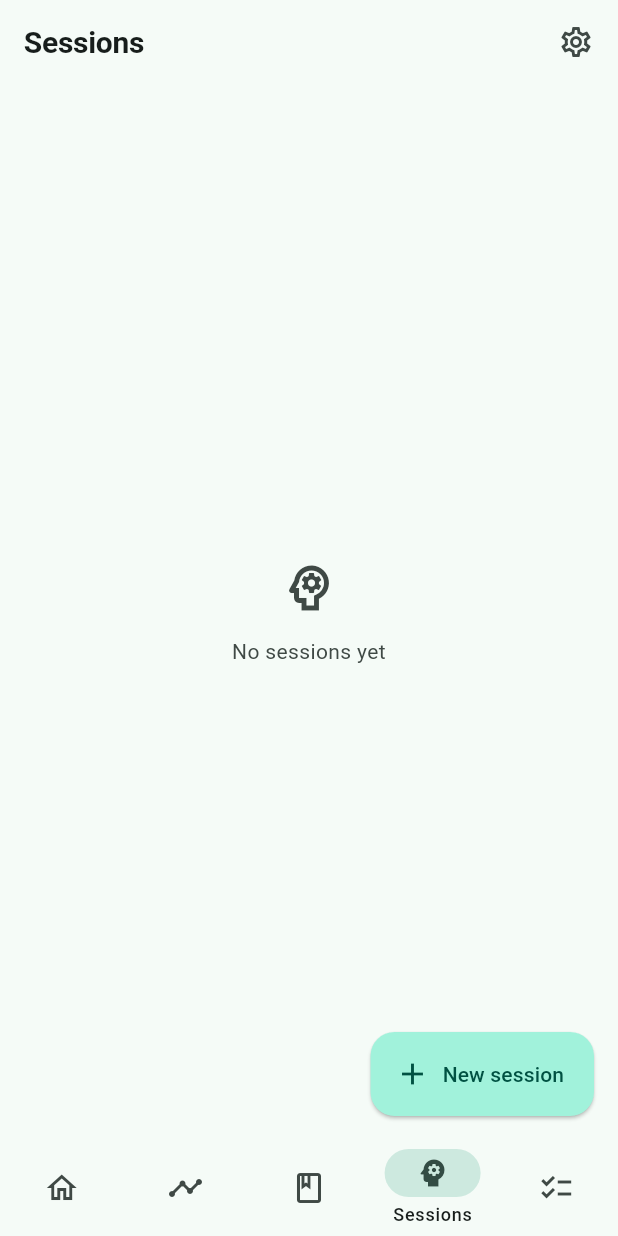
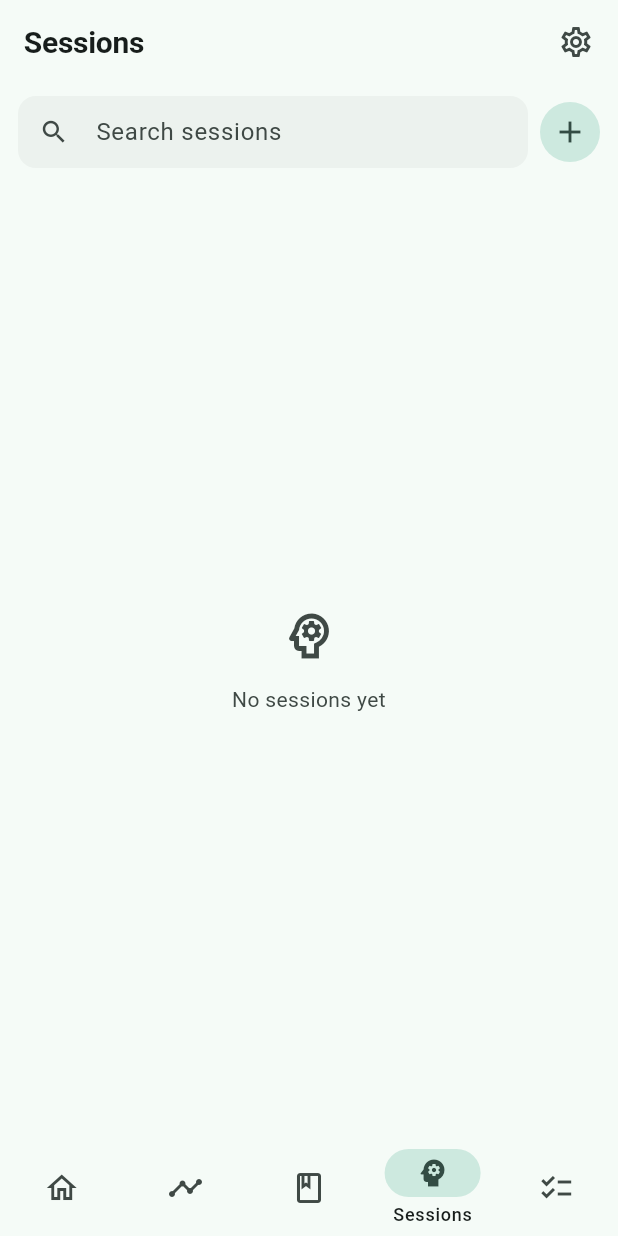
Before and after one commit to iezappa/alveoapp, a Flutter app: the screen it shows after launch, item 4 of the bottom bar chosen, on a phone screen of 412 x 824 dp. Run offline on Flutter 3.47's test engine with Material 3 defaults, Android fonts, the light colour scheme and no system bars; our stand-ins replace drift, flutter_riverpod, go_router; missing offline and left inert: file_selector; accounts and stored records are empty; generated files the repository leaves out were written again.

Commit message:
feat: master-detail layout for sessions
Introduce a shared MasterDetailShell and RecordListPane, and rebuild the
sessions screen on them: on wide windows the session list sits beside a
read-only preview with an Edit hand-off to the full editor; narrow
windows keep the single-pane list that pushes the editor. Search and a
"+" button now live above the list. Pilot for the other content
sections.

```diff
--- a/apps/client/lib/app/router.dart
+++ b/apps/client/lib/app/router.dart
@@ -11,7 +11,7 @@ import '../features/journal/journal_section_screen.dart';
 import '../features/motivation/library_screen.dart';
 import '../features/search/search_screen.dart';
 import '../features/sessions/session_editor_screen.dart';
-import '../features/sessions/session_list_screen.dart';
+import '../features/sessions/sessions_screen.dart';
 import '../features/settings/settings_screen.dart';
 import '../features/tasks/task_editor_screen.dart';
 import '../features/tasks/task_list_screen.dart';
@@ -63,7 +63,7 @@ final routerProvider = Provider<GoRouter>((ref) {
             routes: [
               GoRoute(
                 path: '/sessions',
-                builder: (context, state) => const SessionListScreen(),
+                builder: (context, state) => const SessionsScreen(),
               ),
             ],
           ),
--- a/apps/client/lib/features/sessions/session_list_screen.dart
+++ /dev/null
@@ -1,119 +0,0 @@
-import 'package:flutter/material.dart';
-import 'package:flutter_riverpod/flutter_riverpod.dart';
-import 'package:go_router/go_router.dart';
-import 'package:intl/intl.dart';
-
-import '../../app/theme.dart';
-import '../../app/ui.dart';
-import '../../data/local/database.dart';
-import '../../l10n/app_localizations.dart';
-import 'session_providers.dart';
-
-class SessionListScreen extends ConsumerWidget {
-  const SessionListScreen({super.key});
-
-  @override
-  Widget build(BuildContext context, WidgetRef ref) {
-    final l10n = AppLocalizations.of(context);
-    final sessions = ref.watch(sessionListProvider);
-
-    return Scaffold(
-      appBar: AppBar(
-        title: Text(l10n.navSessions),
-        actions: [
-          IconButton(
-            icon: const Icon(Icons.settings_outlined),
-            onPressed: () => context.push('/settings'),
-            tooltip: l10n.navSettings,
-          ),
-          const SizedBox(width: 4),
-        ],
-      ),
-      body: sessions.when(
-        loading: () => const Center(child: CircularProgressIndicator()),
-        error: (e, _) => Center(child: Text('$e')),
-        data: (items) {
-          if (items.isEmpty) {
-            return EmptyState(
-              icon: Icons.psychology_outlined,
-              message: l10n.sessionsEmpty,
-            );
-          }
-
-          final now = DateTime.now();
-          final upcoming = items
-              .where((s) => !s.scheduledFor.isBefore(now))
-              .toList();
-          final past = items.where((s) => s.scheduledFor.isBefore(now)).toList()
-            ..sort((a, b) => b.scheduledFor.compareTo(a.scheduledFor));
-
-          return RefreshIndicator(
-            onRefresh: () async => ref.invalidate(sessionListProvider),
-            child: Align(
-              alignment: Alignment.topCenter,
-              child: ConstrainedBox(
-                constraints: const BoxConstraints(maxWidth: kContentMaxWidth),
-                child: ListView(
-                  padding: const EdgeInsets.fromLTRB(
-                    kGutter,
-                    kGutter,
-                    kGutter,
-                    8,
-                  ),
-                  children: [
-                    if (upcoming.isNotEmpty) ...[
-                      SectionLabel(l10n.sessionsUpcoming),
-                      ...upcoming.map((s) => _SessionTile(session: s)),
-                    ],
-                    if (past.isNotEmpty) ...[
-                      if (upcoming.isNotEmpty) const SizedBox(height: 20),
-                      SectionLabel(l10n.sessionsPast),
-                      ...past.map((s) => _SessionTile(session: s)),
-                    ],
-                  ],
-                ),
-              ),
-            ),
-          );
-        },
-      ),
-      floatingActionButton: FloatingActionButton.extended(
-        heroTag: null,
-        onPressed: () => context.push('/sessions/new'),
-        icon: const Icon(Icons.add),
-        label: Text(l10n.newSession),
-      ),
-    );
-  }
-}
-
-class _SessionTile extends StatelessWidget {
-  const _SessionTile({required this.session});
-
-  final Session session;
-
-  @override
-  Widget build(BuildContext context) {
-    final scheme = Theme.of(context).colorScheme;
-    final locale = Localizations.localeOf(context).toString();
-    final day = DateFormat.yMMMMEEEEd(locale).format(session.scheduledFor);
-    final time = DateFormat.jm(locale).format(session.scheduledFor);
-    final agenda = session.agendaMarkdown?.trim();
-
-    return ListTile(
-      leading: CircleAvatar(
-        backgroundColor: scheme.secondaryContainer,
-        foregroundColor: scheme.onSecondaryContainer,
-        child: const Icon(Icons.psychology_outlined, size: 20),
-      ),
-      title: Text(day, maxLines: 1, overflow: TextOverflow.ellipsis),
-      subtitle: Text(
-        agenda == null || agenda.isEmpty ? time : '$time  ·  $agenda',
-        maxLines: 2,
-        overflow: TextOverflow.ellipsis,
-      ),
-      trailing: const Icon(Icons.chevron_right, size: 20),
-      onTap: () => context.push('/sessions/${session.id}'),
-    );
-  }
-}
--- a/apps/client/lib/features/sessions/session_providers.dart
+++ b/apps/client/lib/features/sessions/session_providers.dart
@@ -7,3 +7,14 @@ import '../../data/providers.dart';
 final sessionListProvider = FutureProvider<List<Session>>((ref) {
   return ref.watch(sessionRepositoryProvider).getAll();
 });
+
+/// One session by id, resolved from [sessionListProvider] so it refreshes with
+/// the same invalidation. `null` while the list loads or if the id is gone.
+final sessionByIdProvider = Provider.family<Session?, String>((ref, id) {
+  final sessions =
+      ref.watch(sessionListProvider).asData?.value ?? const <Session>[];
+  for (final session in sessions) {
+    if (session.id == id) return session;
+  }
+  return null;
+});
--- /dev/null
+++ b/apps/client/lib/features/sessions/sessions_screen.dart
@@ -0,0 +1,157 @@
+import 'package:flutter/material.dart';
+import 'package:flutter_riverpod/flutter_riverpod.dart';
+import 'package:go_router/go_router.dart';
+import 'package:intl/intl.dart';
+
+import '../../app/ui.dart';
+import '../../data/local/database.dart';
+import '../../l10n/app_localizations.dart';
+import '../shared/master_detail_shell.dart';
+import 'session_preview.dart';
+import 'session_providers.dart';
+
+/// Sessions as a master-detail screen: the list of sessions on the left, a
+/// read-only preview of the selected one on the right (wide windows only).
+class SessionsScreen extends ConsumerStatefulWidget {
+  const SessionsScreen({super.key});
+
+  @override
+  ConsumerState<SessionsScreen> createState() => _SessionsScreenState();
+}
+
+class _SessionsScreenState extends ConsumerState<SessionsScreen> {
+  final _search = TextEditingController();
+  String? _selectedId;
+
+  @override
+  void dispose() {
+    _search.dispose();
+    super.dispose();
+  }
+
+  void _open(String id) {
+    if (MasterDetailShell.isWide(context)) {
+      setState(() => _selectedId = id);
+    } else {
+      context.push('/sessions/$id');
+    }
+  }
+
+  List<Session> _filter(List<Session> all) {
+    final query = _search.text.trim().toLowerCase();
+    if (query.isEmpty) return all;
+    bool has(String? s) => (s ?? '').toLowerCase().contains(query);
+    return all
+        .where(
+          (s) =>
+              has(s.agendaMarkdown) ||
+              has(s.notesMarkdown) ||
+              has(s.takeawaysMarkdown),
+        )
+        .toList();
+  }
+
+  @override
+  Widget build(BuildContext context) {
+    final l10n = AppLocalizations.of(context);
+    final wide = MasterDetailShell.isWide(context);
+    final sessions = ref.watch(sessionListProvider);
+
+    final list = RecordListPane(
+      searchController: _search,
+      onSearchChanged: (_) => setState(() {}),
+      searchHint: l10n.sessionsSearchHint,
+      addTooltip: l10n.newSession,
+      onAdd: () => context.push('/sessions/new'),
+      child: sessions.when(
+        loading: () => const Center(child: CircularProgressIndicator()),
+        error: (e, _) => Center(child: Text('$e')),
+        data: (all) {
+          final items = _filter(all);
+          if (items.isEmpty) {
+            return EmptyState(
+              icon: Icons.psychology_outlined,
+              message: l10n.sessionsEmpty,
+            );
+          }
+          final now = DateTime.now();
+          final upcoming = items
+              .where((s) => !s.scheduledFor.isBefore(now))
+              .toList();
+          final past =
+              items.where((s) => s.scheduledFor.isBefore(now)).toList()
+                ..sort((a, b) => b.scheduledFor.compareTo(a.scheduledFor));
+
+          return ListView(
+            padding: const EdgeInsets.only(bottom: 12),
+            children: [
+              ..._group(l10n.sessionsUpcoming, upcoming, wide),
+              ..._group(l10n.sessionsPast, past, wide),
+            ],
+          );
+        },
+      ),
+    );
+
+    final detail = _selectedId == null
+        ? EmptyState(
+            icon: Icons.chevron_left,
+            message: l10n.detailNothingSelected,
+          )
+        : SessionPreview(
+            key: ValueKey(_selectedId),
+            sessionId: _selectedId!,
+            onEdit: () => context.push('/sessions/$_selectedId'),
+          );
+
+    return MasterDetailShell(
+      title: l10n.navSessions,
+      actions: [
+        IconButton(
+          icon: const Icon(Icons.settings_outlined),
+          onPressed: () => context.push('/settings'),
+          tooltip: l10n.navSettings,
+        ),
+        const SizedBox(width: 4),
+      ],
+      list: list,
+      detail: detail,
+    );
+  }
+
+  List<Widget> _group(String label, List<Session> rows, bool wide) {
+    if (rows.isEmpty) return const [];
+    return [
+      Padding(
+        padding: const EdgeInsets.fromLTRB(16, 12, 16, 4),
+        child: SectionLabel(label),
+      ),
+      for (final session in rows) _tile(session, wide),
+    ];
+  }
+
+  Widget _tile(Session session, bool wide) {
+    final scheme = Theme.of(context).colorScheme;
+    final locale = Localizations.localeOf(context).toString();
+    final day = DateFormat.yMMMEd(locale).format(session.scheduledFor);
+    final time = DateFormat.jm(locale).format(session.scheduledFor);
+    final agenda = session.agendaMarkdown?.trim() ?? '';
+
+    return ListTile(
+      selected: wide && session.id == _selectedId,
+      selectedTileColor: scheme.secondaryContainer.withValues(alpha: 0.5),
+      leading: CircleAvatar(
+        backgroundColor: scheme.secondaryContainer,
+        foregroundColor: scheme.onSecondaryContainer,
+        child: const Icon(Icons.psychology_outlined, size: 20),
+      ),
+      title: Text(day, maxLines: 1, overflow: TextOverflow.ellipsis),
+      subtitle: Text(
+        agenda.isEmpty ? time : '$time  ·  $agenda',
+        maxLines: 2,
+        overflow: TextOverflow.ellipsis,
+      ),
+      onTap: () => _open(session.id),
+    );
+  }
+}
--- /dev/null
+++ b/apps/client/lib/features/shared/master_detail_shell.dart
@@ -0,0 +1,127 @@
+import 'package:flutter/material.dart';
+
+/// A responsive master-detail scaffold for the content sections.
+///
+/// Wide windows show the [list] pane beside a [detail] pane. Narrow windows
+/// show only the list; opening a record is the caller's job (typically a push
+/// to the record's editor route).
+class MasterDetailShell extends StatelessWidget {
+  const MasterDetailShell({
+    super.key,
+    required this.title,
+    required this.list,
+    required this.detail,
+    this.actions = const [],
+  });
+
+  final String title;
+
+  /// The left pane: its own search field, filters, "+" button and record list.
+  final Widget list;
+
+  /// The right pane, shown only on wide windows.
+  final Widget detail;
+
+  final List<Widget> actions;
+
+  static const _twoPaneBreakpoint = 840.0;
+  static const _listPaneWidth = 340.0;
+
+  /// Whether the current window is wide enough for the two-pane layout.
+  static bool isWide(BuildContext context) =>
+      MediaQuery.sizeOf(context).width >= _twoPaneBreakpoint;
+
+  @override
+  Widget build(BuildContext context) {
+    return Scaffold(
+      appBar: AppBar(title: Text(title), actions: actions),
+      body: isWide(context)
+          ? Row(
+              children: [
+                SizedBox(width: _listPaneWidth, child: list),
+                const VerticalDivider(width: 1),
+                Expanded(child: detail),
+              ],
+            )
+          : list,
+    );
+  }
+}
+
+/// The left pane content shared by every section: a search field and "+" button
+/// on top, optional filter chips, then the scrollable record list.
+class RecordListPane extends StatelessWidget {
+  const RecordListPane({
+    super.key,
+    required this.searchController,
+    required this.onSearchChanged,
+    required this.searchHint,
+    required this.onAdd,
+    required this.addTooltip,
+    required this.child,
+    this.filters = const [],
+  });
+
+  final TextEditingController searchController;
+  final ValueChanged<String> onSearchChanged;
+  final String searchHint;
+  final VoidCallback onAdd;
+  final String addTooltip;
+
+  /// Filter chips shown in a horizontal strip below the search field.
+  final List<Widget> filters;
+
+  /// The scrollable list of records.
+  final Widget child;
+
+  @override
+  Widget build(BuildContext context) {
+    return Column(
+      children: [
+        Padding(
+          padding: const EdgeInsets.fromLTRB(12, 8, 8, 8),
+          child: Row(
+            children: [
+              Expanded(
+                child: TextField(
+                  controller: searchController,
+                  onChanged: onSearchChanged,
+                  textInputAction: TextInputAction.search,
+                  decoration: InputDecoration(
+                    hintText: searchHint,
+                    isDense: true,
+                    prefixIcon: const Icon(Icons.search, size: 20),
+                  ),
+                ),
+              ),
+              const SizedBox(width: 4),
+              IconButton.filledTonal(
+                onPressed: onAdd,
+                icon: const Icon(Icons.add),
+                tooltip: addTooltip,
+              ),
+            ],
+          ),
+        ),
+        if (filters.isNotEmpty)
+          Padding(
+            padding: const EdgeInsets.only(bottom: 4),
+            child: SingleChildScrollView(
+              scrollDirection: Axis.horizontal,
+              padding: const EdgeInsets.symmetric(horizontal: 12),
+              child: Row(
+                children: [
+                  for (final chip in filters)
+                    Padding(
+                      padding: const EdgeInsets.only(right: 8),
+                      child: chip,
+                    ),
+                ],
+              ),
+            ),
+          ),
+        Expanded(child: child),
+      ],
+    );
+  }
+}
--- a/apps/client/lib/l10n/app_en.arb
+++ b/apps/client/lib/l10n/app_en.arb
@@ -139,9 +139,14 @@
   "monthlyReview": "Monthly review",
   "writeMonthlyReview": "Write this month's review",
 
+  "editAction": "Edit",
+  "detailNothingSelected": "Pick a record to see it here",
+
   "sessionsUpcoming": "Upcoming",
   "sessionsPast": "Past",
   "sessionsEmpty": "No sessions yet",
+  "sessionsSearchHint": "Search sessions",
+  "sessionPreviewEmpty": "This session has no notes yet",
   "newSession": "New session",
   "editSession": "Session",
   "sessionScheduledFor": "When",
--- a/apps/client/lib/l10n/app_es.arb
+++ b/apps/client/lib/l10n/app_es.arb
@@ -107,9 +107,14 @@
   "monthlyReview": "Repaso del mes",
   "writeMonthlyReview": "Escribir el repaso del mes",
 
+  "editAction": "Editar",
+  "detailNothingSelected": "Elegí un registro para verlo acá",
+
   "sessionsUpcoming": "Próximas",
   "sessionsPast": "Pasadas",
   "sessionsEmpty": "Todavía no hay sesiones",
+  "sessionsSearchHint": "Buscar sesiones",
+  "sessionPreviewEmpty": "Esta sesión todavía no tiene notas",
   "newSession": "Nueva sesión",
   "editSession": "Sesión",
   "sessionScheduledFor": "Cuándo",
--- a/apps/client/lib/l10n/app_localizations.dart
+++ b/apps/client/lib/l10n/app_localizations.dart
@@ -674,6 +674,18 @@ abstract class AppLocalizations {
   /// **'Write this month\'s review'**
   String get writeMonthlyReview;
 
+  /// No description provided for @editAction.
+  ///
+  /// In en, this message translates to:
+  /// **'Edit'**
+  String get editAction;
+
+  /// No description provided for @detailNothingSelected.
+  ///
+  /// In en, this message translates to:
+  /// **'Pick a record to see it here'**
+  String get detailNothingSelected;
+
   /// No description provided for @sessionsUpcoming.
   ///
   /// In en, this message translates to:
@@ -691,6 +703,18 @@ abstract class AppLocalizations {
   /// In en, this message translates to:
   /// **'No sessions yet'**
   String get sessionsEmpty;
+
+  /// No description provided for @sessionsSearchHint.
+  ///
+  /// In en, this message translates to:
+  /// **'Search sessions'**
+  String get sessionsSearchHint;
+
+  /// No description provided for @sessionPreviewEmpty.
+  ///
+  /// In en, this message translates to:
+  /// **'This session has no notes yet'**
+  String get sessionPreviewEmpty;
 
   /// No description provided for @newSession.
   ///
```
Also changed, not shown: apps/client/lib/features/sessions/session_preview.dart (added, +94 -0 lines), apps/client/lib/l10n/app_localizations_en.dart (+12 -0 lines), apps/client/lib/l10n/app_localizations_es.dart (+12 -0 lines), 2 other files.
